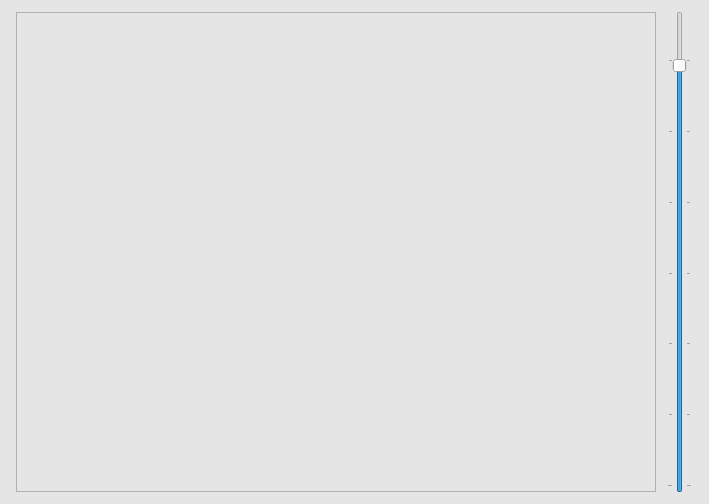
First picture: the form in face-detector/g.ui, repository torch/demos, before the edit.
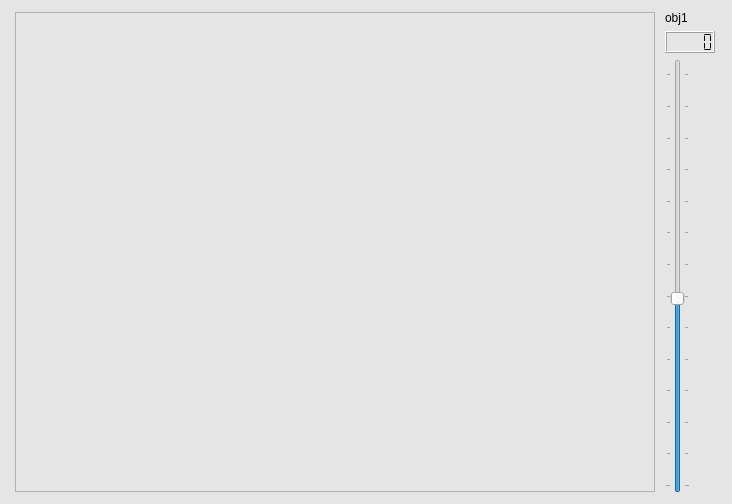
Second picture: the form after the edit.

Commit message: jonghoon display for threshold added

What changed in the file:
```diff
--- a/face-detector/g.ui
+++ b/face-detector/g.ui
@@ -6,7 +6,7 @@
    <rect>
     <x>0</x>
     <y>0</y>
-    <width>709</width>
+    <width>732</width>
     <height>504</height>
    </rect>
   </property>
@@ -145,13 +145,33 @@
    </item>
    <item row="1" column="1">
     <layout class="QVBoxLayout" name="verticalLayout">
+     <item>
+      <widget class="QLabel" name="label">
+       <property name="text">
+        <string>obj1</string>
+       </property>
+      </widget>
+     </item>
+     <item>
+      <widget class="QLCDNumber" name="lcdNumber">
+       <property name="maximumSize">
+        <size>
+         <width>50</width>
+         <height>22</height>
+        </size>
+       </property>
+       <property name="segmentStyle">
+        <enum>QLCDNumber::Flat</enum>
+       </property>
+      </widget>
+     </item>
      <item>
       <widget class="QSlider" name="verticalSlider">
        <property name="minimum">
         <number>1</number>
        </property>
        <property name="maximum">
-        <number>100</number>
+        <number>200</number>
        </property>
        <property name="pageStep">
         <number>5</number>
```
The commit also changes 2 other files.
